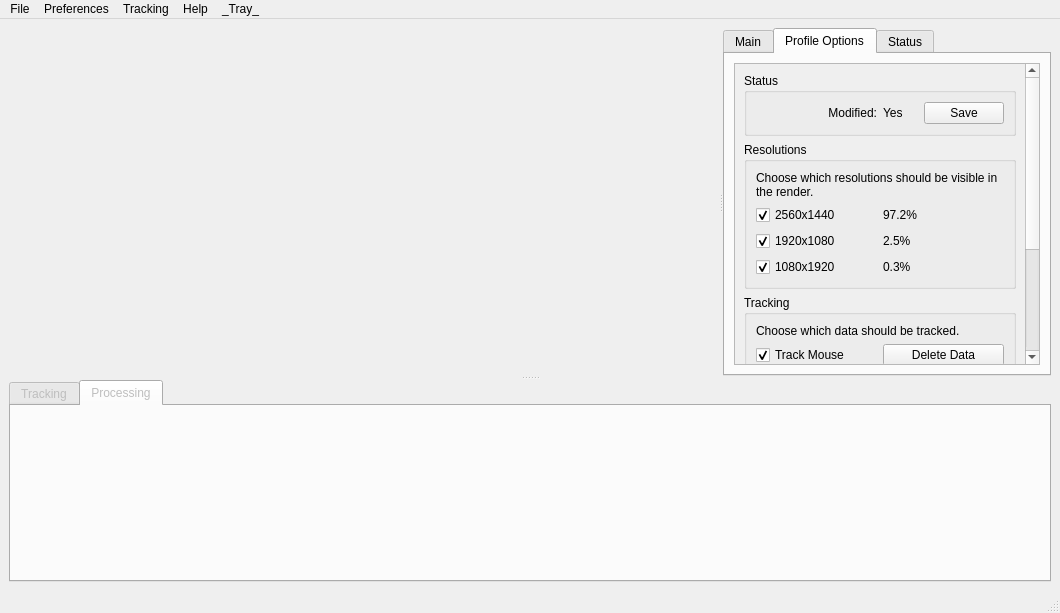
Before: the Qt Designer form mousetracks2/gui/ui/layout.ui in huntfx/MouseTracks, drawn with Qt 5.
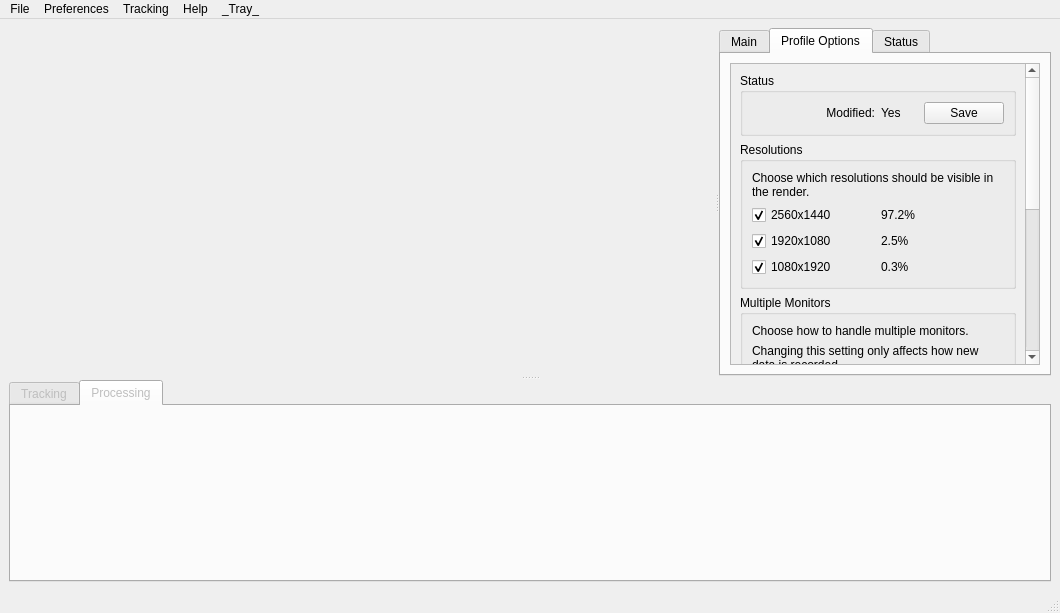
After: the same form once the commit is applied. The open tabs and pages were chosen to show the change. Custom widgets are drawn as their Qt base class.

Commit message: Add single monitor option

```diff
--- a/mousetracks2/gui/ui/layout.ui
+++ b/mousetracks2/gui/ui/layout.ui
@@ -942,9 +942,9 @@
              <property name="geometry">
               <rect>
                <x>0</x>
-               <y>0</y>
-               <width>257</width>
-               <height>490</height>
+               <y>-121</y>
+               <width>261</width>
+               <height>638</height>
               </rect>
              </property>
              <layout class="QVBoxLayout" name="verticalLayout_13">
@@ -1062,6 +1062,62 @@
                 </layout>
                </widget>
               </item>
+              <item>
+               <widget class="QGroupBox" name="groupBox">
+                <property name="toolTip">
+                 <string>Set how multiple monitors are handled.</string>
+                </property>
+                <property name="title">
+                 <string>Multiple Monitors</string>
+                </property>
+                <layout class="QVBoxLayout" name="verticalLayout_7">
+                 <item>
+                  <widget class="QLabel" name="label_26">
+                   <property name="text">
+                    <string>Choose how to handle multiple monitors.</string>
+                   </property>
+                   <property name="wordWrap">
+                    <bool>true</bool>
+                   </property>
+                  </widget>
+                 </item>
+                 <item>
+                  <widget class="QLabel" name="label_27">
+                   <property name="text">
+                    <string>Changing this setting only affects how new data is recorded.</string>
+                   </property>
+                   <property name="wordWrap">
+                    <bool>true</bool>
+                   </property>
+                  </widget>
+                 </item>
+                 <item>
+                  <widget class="QRadioButton" name="multi_monitor">
+                   <property name="toolTip">
+                    <string>Record each monitor and overlap the data.
+This is the default behaviour.</string>
+                   </property>
+                   <property name="text">
+                    <string>Record each monitor independently</string>
+                   </property>
+                   <property name="checked">
+                    <bool>true</bool>
+                   </property>
+                  </widget>
+                 </item>
+                 <item>
+                  <widget class="QRadioButton" name="single_monitor">
+                   <property name="toolTip">
+                    <string>Treat all connected monitors as part of the same display.</string>
+                   </property>
+                   <property name="text">
+                    <string>Combine as one large display</string>
+                   </property>
+                  </widget>
+                 </item>
+                </layout>
+               </widget>
+              </item>
               <item>
                <widget class="QGroupBox" name="groupBox_6">
                 <property name="title">
```
Left out of the diff: 2 changed lines with no effect on the pictures. The commit also changes 5 other files.
